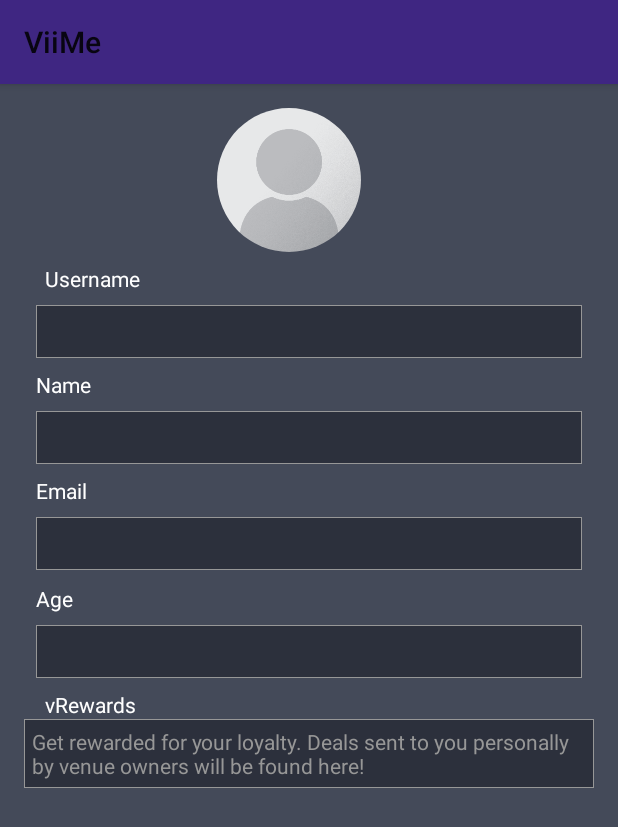
After one commit to mousakhan/ViiMe-Android, an Android app: the ProfileActivity screen opened directly, with no data from a screen before it, on a phone screen of 412 x 824 dp. The commit adds this screen. Shown: the top 827 px of the screen. Run offline under Robolectric (Android 15) with nearby library versions, the phone set to English and light mode, and no system bars; our stand-ins replace CircleImageView.

Commit message:
Getting all the text fields, profile picture and vRewards table into the layout

```diff
--- a/app/build.gradle
+++ b/app/build.gradle
@@ -29,6 +29,7 @@ dependencies {
     compile 'com.google.firebase:firebase-auth:10.0.1'
     compile 'com.facebook.android:facebook-android-sdk:[4,5)'
     compile 'com.google.firebase:firebase-database:10.0.1'
+    compile 'de.hdodenhof:circleimageview:2.1.0'
     testCompile 'junit:junit:4.12'
 }
 
@@ -37,4 +38,5 @@ dependencies {
 
 
 
+
 apply plugin: 'com.google.gms.google-services'
--- a/app/src/main/AndroidManifest.xml
+++ b/app/src/main/AndroidManifest.xml
@@ -24,7 +24,8 @@
         </activity>
         <activity android:name=".ForgotPasswordActivity" />
         <activity android:name=".SignUpActivity" />
-        <activity android:name=".HomeActivity"></activity>
+        <activity android:name=".HomeActivity" />
+        <activity android:name=".ProfileActivity"></activity>
     </application>
 
 </manifest>
--- a/app/src/main/java/vl/viime/HomeActivity.java
+++ b/app/src/main/java/vl/viime/HomeActivity.java
@@ -2,6 +2,9 @@ package vl.viime;
 
 import android.support.v7.app.AppCompatActivity;
 import android.os.Bundle;
+import android.view.Menu;
+import android.view.MenuInflater;
+import android.view.MenuItem;
 
 public class HomeActivity extends AppCompatActivity {
 
@@ -10,4 +13,32 @@ public class HomeActivity extends AppCompatActivity {
         super.onCreate(savedInstanceState);
         setContentView(R.layout.activity_home);
     }
+
+    @Override
+    public boolean onCreateOptionsMenu(Menu menu){
+        MenuInflater inflater = getMenuInflater();
+        inflater.inflate(R.menu.menu,menu);
+        return true;
+    }
+
+    @Override
+    public boolean onOptionsItemSelected(MenuItem item) {
+        switch (item.getItemId()) {
+            case R.id.action_friends:
+                // User chose the "Settings" item, show the app settings UI...
+                return true;
+
+            case R.id.action_profile:
+                // User chose the "Favorite" action, mark the current item
+                // as a favorite...
+                return true;
+
+            default:
+                // If we got here, the user's action was not recognized.
+                // Invoke the superclass to handle it.
+                return super.onOptionsItemSelected(item);
+
+        }
+    }
+
 }
--- a/app/src/main/java/vl/viime/LoginActivity.java
+++ b/app/src/main/java/vl/viime/LoginActivity.java
@@ -13,6 +13,9 @@ import android.os.Bundle;
 import android.text.method.PasswordTransformationMethod;
 import android.util.Log;
 import android.view.KeyEvent;
+import android.view.Menu;
+import android.view.MenuInflater;
+import android.view.MenuItem;
 import android.view.View;
 import android.view.ViewTreeObserver;
 import android.view.Window;
@@ -96,7 +99,7 @@ public class LoginActivity extends AppCompatActivity {
                             alert.show();
                             return;
                         } else {
-                            // Login successful
+                            // Login succesful
                             Intent myIntent = new Intent(LoginActivity.this, HomeActivity.class);
                             LoginActivity.this.startActivity(myIntent);
                             LoginActivity.this.finish();
@@ -109,12 +112,39 @@ public class LoginActivity extends AppCompatActivity {
     }
 
     @Override
+    public boolean onCreateOptionsMenu(Menu menu){
+        MenuInflater inflater = getMenuInflater();
+        inflater.inflate(R.menu.menu,menu);
+        return true;
+    }
+
+    @Override
+    public boolean onOptionsItemSelected(MenuItem item) {
+        switch (item.getItemId()) {
+            case R.id.action_friends:
+                // User chose the "Settings" item, show the app settings UI...
+                return true;
+
+            case R.id.action_profile:
+                Intent myIntent = new Intent(LoginActivity.this, ProfileActivity.class);
+                LoginActivity.this.startActivity(myIntent);
+
+                return true;
+
+            default:
+                // If we got here, the user's action was not recognized.
+                // Invoke the superclass to handle it.
+                return super.onOptionsItemSelected(item);
+
+        }
+    }
+
+    @Override
     protected void onCreate(Bundle savedInstanceState) {
         super.onCreate(savedInstanceState);
         this.requestWindowFeature(Window.FEATURE_NO_TITLE);
         setContentView(R.layout.activity_login);
 
-        getSupportActionBar().hide();
 
         mAuth = FirebaseAuth.getInstance();
 
--- /dev/null
+++ b/app/src/main/java/vl/viime/ProfileActivity.java
@@ -0,0 +1,22 @@
+package vl.viime;
+
+import android.support.v7.app.AppCompatActivity;
+import android.os.Bundle;
+import android.text.Html;
+import android.text.SpannableStringBuilder;
+import android.widget.TextView;
+
+import org.w3c.dom.Text;
+
+import static android.icu.lang.UProperty.INT_START;
+
+public class ProfileActivity extends AppCompatActivity {
+
+    @Override
+    protected void onCreate(Bundle savedInstanceState) {
+        super.onCreate(savedInstanceState);
+        setContentView(R.layout.activity_profile);
+
+
+    }
+}
--- /dev/null
+++ b/app/src/main/res/drawable/rectangle.xml
@@ -0,0 +1,6 @@
+<?xml version="1.0" encoding="utf-8"?>
+<shape xmlns:android="http://schemas.android.com/apk/res/android"
+    android:shape="rectangle">
+    <solid android:color="#2C303C" />
+    <stroke android:width="0.5dip" android:color="#979797" />
+</shape>
--- /dev/null
+++ b/app/src/main/res/layout/activity_profile.xml
@@ -0,0 +1,222 @@
+<?xml version="1.0" encoding="utf-8"?>
+<ScrollView xmlns:tools="http://schemas.android.com/tools"
+    android:layout_height="match_parent"
+    android:layout_width="match_parent"
+    xmlns:android="http://schemas.android.com/apk/res/android"
+    android:fillViewport="true">
+
+<android.support.constraint.ConstraintLayout xmlns:android="http://schemas.android.com/apk/res/android"
+    xmlns:app="http://schemas.android.com/apk/res-auto"
+    xmlns:tools="http://schemas.android.com/tools"
+    android:layout_width="match_parent"
+    android:layout_height="match_parent"
+    tools:context="vl.viime.ProfileActivity"
+    android:background="#444A59">
+
+
+    <de.hdodenhof.circleimageview.CircleImageView
+        xmlns:app="http://schemas.android.com/apk/res-auto"
+        android:id="@+id/profile_picture"
+        android:layout_width="96dp"
+        android:layout_height="96dp"
+        android:src="@drawable/empty_profile"
+        app:layout_constraintLeft_toLeftOf="parent"
+        app:layout_constraintRight_toRightOf="parent"
+        app:layout_constraintHorizontal_bias="0.458"
+        app:layout_constraintTop_toTopOf="parent"
+        android:layout_marginTop="16dp" />
+
+    <EditText
+        android:id="@+id/username"
+        android:layout_width="0dp"
+        android:layout_height="35dp"
+        android:layout_marginEnd="24dp"
+        android:layout_marginLeft="24dp"
+        android:layout_marginRight="24dp"
+        android:layout_marginStart="24dp"
+        android:background="@drawable/rectangle"
+        android:ems="10"
+        android:inputType="none"
+        app:layout_constraintTop_toBottomOf="@+id/username_textview"
+        app:layout_constraintLeft_toLeftOf="parent"
+        app:layout_constraintRight_toRightOf="parent"
+        android:textColor="#fff"
+        android:layout_marginTop="8dp"
+        app:layout_constraintHorizontal_bias="0.0" />/>
+
+    <EditText
+        android:id="@+id/name"
+        android:layout_width="0dp"
+        android:layout_height="35dp"
+        android:layout_marginEnd="24dp"
+        android:layout_marginLeft="24dp"
+        android:layout_marginRight="24dp"
+        android:layout_marginStart="24dp"
+        android:background="@drawable/rectangle"
+        android:ems="10"
+        android:inputType="text"
+        app:layout_constraintHorizontal_bias="0.0"
+        app:layout_constraintLeft_toLeftOf="parent"
+        app:layout_constraintRight_toRightOf="parent"
+        app:layout_constraintTop_toBottomOf="@+id/name_textview"
+        android:textColor="#fff"
+        android:layout_marginTop="8dp" />/>
+
+    <EditText
+        android:id="@+id/email"
+        android:layout_width="0dp"
+        android:layout_height="35dp"
+        android:background="@drawable/rectangle"
+        android:ems="10"
+        android:inputType="textEmailAddress"
+        app:layout_constraintHorizontal_bias="0.0"
+        app:layout_constraintLeft_toLeftOf="parent"
+        app:layout_constraintRight_toRightOf="parent"
+        app:layout_constraintTop_toBottomOf="@+id/email_textview"
+        android:layout_marginLeft="24dp"
+        android:layout_marginRight="24dp"
+        android:layout_marginStart="24dp"
+        android:layout_marginEnd="24dp"
+        android:textColor="#fff"
+        android:layout_marginTop="8dp" />/>
+
+    <EditText
+        android:id="@+id/birthday"
+        android:layout_width="0dp"
+        android:layout_height="35dp"
+        android:background="@drawable/rectangle"
+        android:ems="10"
+        android:inputType="date"
+        app:layout_constraintLeft_toLeftOf="parent"
+        app:layout_constraintRight_toRightOf="parent"
+        app:layout_constraintHorizontal_bias="0.0"
+        app:layout_constraintTop_toBottomOf="@+id/age_textview"
+        android:layout_marginRight="24dp"
+        android:layout_marginLeft="24dp"
+        android:layout_marginStart="24dp"
+        android:layout_marginEnd="24dp"
+        android:textColor="#fff"
+        android:layout_marginTop="8dp" />
+
+
+    <TextView
+        android:id="@+id/name_textview"
+        android:layout_width="wrap_content"
+        android:layout_height="wrap_content"
+        android:layout_marginLeft="24dp"
+        android:layout_marginRight="8dp"
+        android:text="Name"
+        app:layout_constraintTop_toBottomOf="@+id/username"
+        app:layout_constraintHorizontal_bias="0.0"
+        app:layout_constraintLeft_toLeftOf="parent"
+        app:layout_constraintRight_toRightOf="parent"
+        android:layout_marginTop="8dp"
+        android:textColor="#fff"
+        android:layout_marginStart="24dp"
+        android:layout_marginEnd="8dp" />
+
+    <TextView
+        android:id="@+id/email_textview"
+        android:layout_width="wrap_content"
+        android:layout_height="wrap_content"
+        android:layout_marginLeft="24dp"
+        android:layout_marginRight="8dp"
+        android:layout_marginTop="8dp"
+        android:text="Email"
+        app:layout_constraintTop_toBottomOf="@+id/name"
+        app:layout_constraintHorizontal_bias="0.0"
+        app:layout_constraintLeft_toLeftOf="parent"
+        app:layout_constraintRight_toRightOf="parent"
+        android:textColor="#fff"
+        android:layout_marginStart="24dp"
+        android:layout_marginEnd="8dp" />
+
+
+    <TextView
+        android:id="@+id/age_textview"
+        android:layout_width="wrap_content"
+        android:layout_height="wrap_content"
+        android:layout_marginLeft="24dp"
+        android:layout_marginRight="8dp"
+        android:layout_marginTop="9dp"
+        android:text="Age"
+        app:layout_constraintTop_toBottomOf="@+id/email"
+        app:layout_constraintHorizontal_bias="0.0"
+        app:layout_constraintLeft_toLeftOf="parent"
+        app:layout_constraintRight_toRightOf="parent"
+        app:layout_constraintVertical_bias="1.0"
+        android:textColor="#fff"
+        android:layout_marginStart="24dp"
+        android:layout_marginEnd="8dp" />
+
+    <TextView
+        android:id="@+id/username_textview"
+        android:layout_width="wrap_content"
+        android:layout_height="wrap_content"
+        android:layout_marginLeft="8dp"
+        android:layout_marginRight="8dp"
+        android:layout_marginTop="8dp"
+        android:text="Username"
+        app:layout_constraintHorizontal_bias="0.066"
+        app:layout_constraintLeft_toLeftOf="parent"
+        app:layout_constraintRight_toRightOf="parent"
+        app:layout_constraintTop_toBottomOf="@+id/profile_picture"
+        android:textColor="#fff"
+        android:layout_marginStart="8dp"
+        android:layout_marginEnd="8dp" />
+
+    <TextView
+        android:id="@+id/rewards_textview"
+        android:layout_width="wrap_content"
+        android:layout_height="wrap_content"
+        android:layout_marginLeft="8dp"
+        android:layout_marginRight="8dp"
+        android:layout_marginTop="8dp"
+        android:text="vRewards"
+        app:layout_constraintHorizontal_bias="0.066"
+        app:layout_constraintLeft_toLeftOf="parent"
+        app:layout_constraintRight_toRightOf="parent"
+        app:layout_constraintTop_toBottomOf="@+id/birthday"
+        android:textColor="#fff"
+        android:layout_marginStart="8dp"
+        android:layout_marginEnd="8dp" />
+
+
+    <LinearLayout xmlns:android="http://schemas.android.com/apk/res/android"
+        android:orientation="vertical"
+        android:id="@+id/rewards_list"
+        android:layout_width="0dp"
+        android:layout_height="wrap_content"
+        android:layout_marginLeft="8dp"
+        android:layout_marginRight="8dp"
+        app:layout_constraintTop_toBottomOf="@+id/rewards_textview"
+        app:layout_constraintLeft_toLeftOf="parent"
+        app:layout_constraintRight_toRightOf="parent"
+        >
+
+        <ListView android:id="@android:id/list"
+            android:layout_width="match_parent"
+            android:layout_height="match_parent"
+            android:background="#2C303C"
+            android:layout_weight="1"
+            android:layout_marginLeft="8dp"
+            android:layout_marginRight="8dp"
+            android:drawSelectorOnTop="false"/>
+
+        <TextView android:id="@android:id/empty"
+            android:layout_width="match_parent"
+            android:layout_height="match_parent"
+            android:background="@drawable/rectangle"
+            android:layout_marginLeft="8dp"
+            android:layout_marginRight="8dp"
+            android:textColor="#979797"
+            android:padding="5dp"
+            android:text="Get rewarded for your loyalty. Deals sent to you personally by venue owners will be found here!"/>
+
+    </LinearLayout>
+
+
+
+
+</android.support.constraint.ConstraintLayout>
+</ScrollView>
--- a/app/src/main/res/menu/menu.xml
+++ b/app/src/main/res/menu/menu.xml
@@ -1,8 +1,12 @@
 <?xml version="1.0" encoding="utf-8"?>
-<menu xmlns:app="http://schemas.android.com/apk/res-auto"
-    xmlns:android="http://schemas.android.com/apk/res/android">
-
-    <item
-        android:id="@+id/profile"
-        android:title="Profile" />
+<menu xmlns:android="http://schemas.android.com/apk/res/android"
+    xmlns:app="http://schemas.android.com/apk/res-auto">
+    <item android:id="@+id/action_profile"
+        android:icon="@drawable/user"
+        android:title=""
+        app:showAsAction="always"  />
+    <item android:id="@+id/action_friends"
+        android:icon="@drawable/contacts"
+        android:title=""
+        app:showAsAction="always"  />
 </menu>
--- a/app/src/main/res/values/colors.xml
+++ b/app/src/main/res/values/colors.xml
@@ -1,6 +1,6 @@
 <?xml version="1.0" encoding="utf-8"?>
 <resources>
-    <color name="colorPrimary">#3F51B5</color>
+    <color name="colorPrimary">#3F2682</color>
     <color name="colorPrimaryDark">#303F9F</color>
     <color name="colorAccent">#FF4081</color>
 </resources>
--- a/app/src/main/res/values/styles.xml
+++ b/app/src/main/res/values/styles.xml
@@ -1,7 +1,7 @@
 <resources>
 
     <!-- Base application theme. -->
-    <style name="AppTheme" parent="Theme.AppCompat.Light.DarkActionBar">
+    <style name="AppTheme" parent="Theme.AppCompat.Light">
         <!-- Customize your theme here. -->
         <item name="colorPrimary">@color/colorPrimary</item>
         <item name="colorPrimaryDark">@color/colorPrimaryDark</item>
```
Also changed, not shown: app/src/main/res/drawable/contacts.png (added), app/src/main/res/drawable/empty_profile.png (added).
